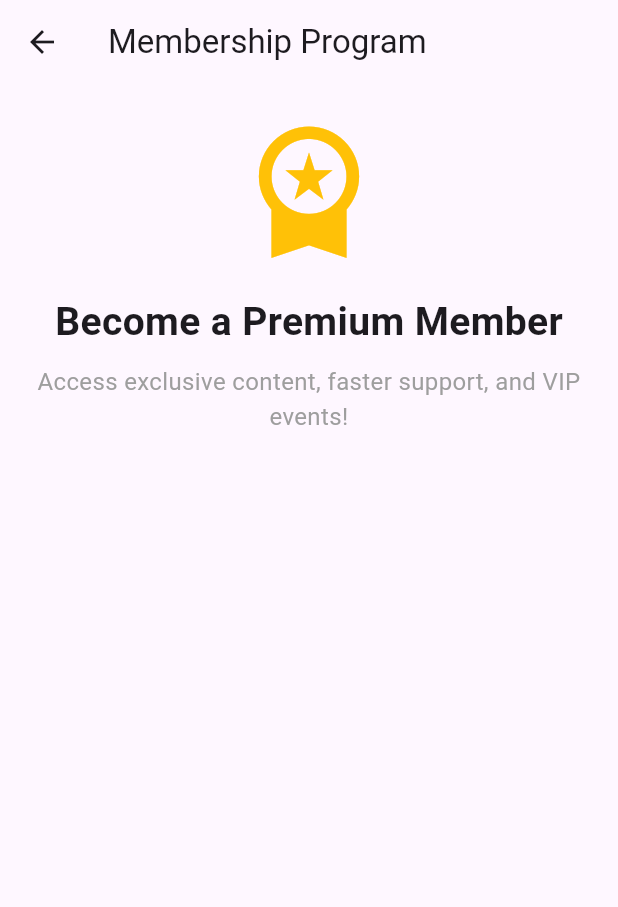
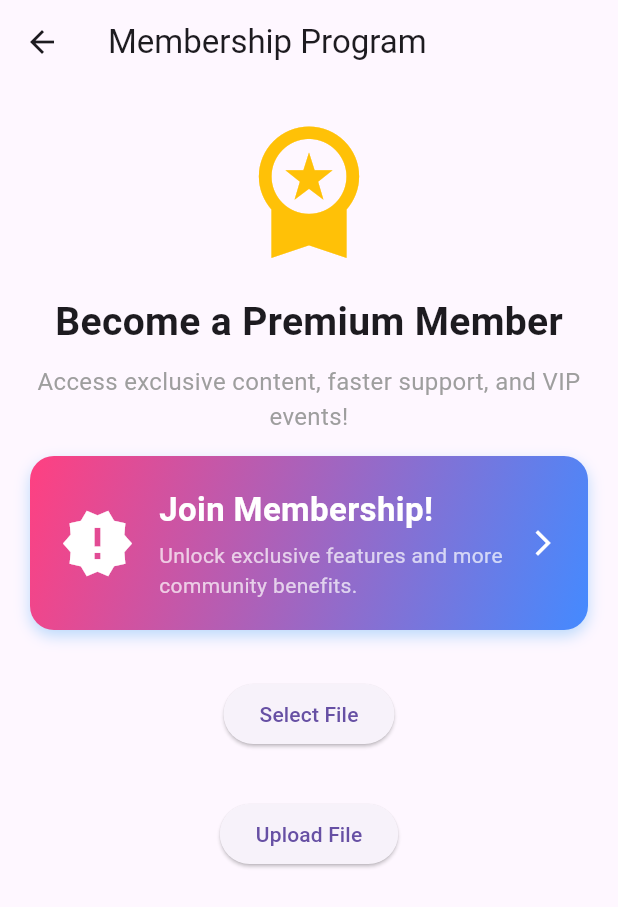
Before and after one commit to ainjhaa/Scrumbl_iServe-SRM, a Flutter app: the MembershipPage screen opened directly, on a phone screen of 412 x 824 dp. Shown: the top 907 px of the screen. Run offline on Flutter 3.47's test engine with Material 3 defaults, Android fonts, the phone set to English and light mode, and no system bars; our stand-ins replace cloud_firestore, file_picker, firebase_auth, firebase_core, firebase_storage, get and 3 more; missing offline and left inert: flutter_stripe; accounts and stored records are empty.

Commit message:
Update membership_page.dart

```diff
--- a/lib/screens/membership_page.dart
+++ b/lib/screens/membership_page.dart
@@ -1,28 +1,145 @@
+import 'dart:io';
+import 'package:cloud_firestore/cloud_firestore.dart';
+import 'package:file_picker/file_picker.dart';
+import 'package:firebase_auth/firebase_auth.dart';
+import 'package:firebase_storage/firebase_storage.dart';
 import 'package:flutter/material.dart';
+import '../widgets/ai_chat_popup.dart';
+import '../widgets/info_section.dart';
+import 'notification_page.dart';
+import 'profile_page.dart';
+import 'membership_page.dart';
+import 'placeholder_page.dart';
+import '../widgets/membership_card.dart';
+import '../widgets/nav_button.dart';
+import 'package:url_launcher/url_launcher.dart';
+import 'user/list_events_page.dart';
+import 'register_member.dart';
 
-class MembershipPage extends StatelessWidget {
+class MembershipPage extends StatefulWidget {
   const MembershipPage({super.key});
 
   @override
+  State<MembershipPage> createState() => _MembershipPage();
+}
+
+class _MembershipPage extends State<MembershipPage> {
+  //const _MembershipPage({super.key});
+
+  PlatformFile? pickedFile;
+  UploadTask? uploadTask;
+
+  Future uploadFile() async {
+    final path = 'files/${pickedFile!.name}';
+    final file = File(pickedFile!.path!);
+
+    final ref = FirebaseStorage.instance.ref().child(path);
+    setState(() {
+      uploadTask = ref.putFile(file);
+    });
+
+    final snapshot = await uploadTask!.whenComplete(() {});
+
+    final urlDownload = await snapshot.ref.getDownloadURL();
+    print('Download Link: $urlDownload');
+
+    setState(() {
+      uploadTask = null;
+    });
+  }
+
+  Future selectFile() async {
+    final result = await FilePicker.platform.pickFiles();
+    if (result == null) return;
+
+    setState(() {
+      pickedFile = result.files.first;
+    });
+  }
+
+
+
+  @override
+Widget buildProgress() => StreamBuilder<TaskSnapshot>(
+      stream: uploadTask?.snapshotEvents,
+      builder: (context, snapshot) {
+        if (snapshot.hasData) {
+          final data = snapshot.data!;
+          double progress = data.bytesTransferred / data.totalBytes;
+
+          return SizedBox(
+            height: 50,
+            child: Stack(
+              fit: StackFit.expand,
+              children: [
+                LinearProgressIndicator(
+                  value: progress,
+                  backgroundColor: Colors.grey,
+                  color: Colors.green,
+                ),
+                Center(
+                  child: Text(
+                    '${(100 * progress).roundToDouble()}%',
+                    style: const TextStyle(color: Colors.white),
+                  ),
+                ),
+              ],
+            ),
+          );
+        } else {
+          return const SizedBox(height: 50);
+        }
+      });
+
   Widget build(BuildContext context) {
     return Scaffold(
       appBar: AppBar(title: const Text("Membership Program")),
-      body: Padding(
+      body: SingleChildScrollView(
         padding: const EdgeInsets.all(20),
         child: Column(
-          children: const [
-            Icon(Icons.workspace_premium, color: Colors.amber, size: 100),
-            SizedBox(height: 20),
-            Text(
+          children: [
+            const Icon(Icons.workspace_premium, color: Colors.amber, size: 100),
+            const SizedBox(height: 20),
+            const Text(
               "Become a Premium Member",
               style: TextStyle(fontSize: 26, fontWeight: FontWeight.bold),
             ),
-            SizedBox(height: 10),
-            Text(
+            const SizedBox(height: 10),
+            const Text(
               "Access exclusive content, faster support, and VIP events!",
               textAlign: TextAlign.center,
               style: TextStyle(fontSize: 16, color: Colors.grey),
             ),
+            const SizedBox(height: 15),
+            // 🔹 Membership promo card
+            MembershipCard(
+              title: "Join Membership!",
+              subtitle: "Unlock exclusive features and more community benefits.",
+              onTap: () => Navigator.push(
+                context,
+                MaterialPageRoute(builder: (_) => const RegisterMember()),
+              ),
+            ),
+
+            if (pickedFile != null)
+              Container(
+                height: 150,
+                width: double.infinity,
+                color: Colors.blue[100],
+                child: Center(child: Text(pickedFile!.name)),
+              ),
+            const SizedBox(height: 32),
+            ElevatedButton(
+              child: const Text('Select File'),
+              onPressed: selectFile,
+            ),
+            const SizedBox(height: 32),
+            ElevatedButton(
+              child: const Text('Upload File'),
+              onPressed: uploadFile,
+            ),
+            const SizedBox(height: 32),
+            buildProgress(),
           ],
         ),
       ),
```
